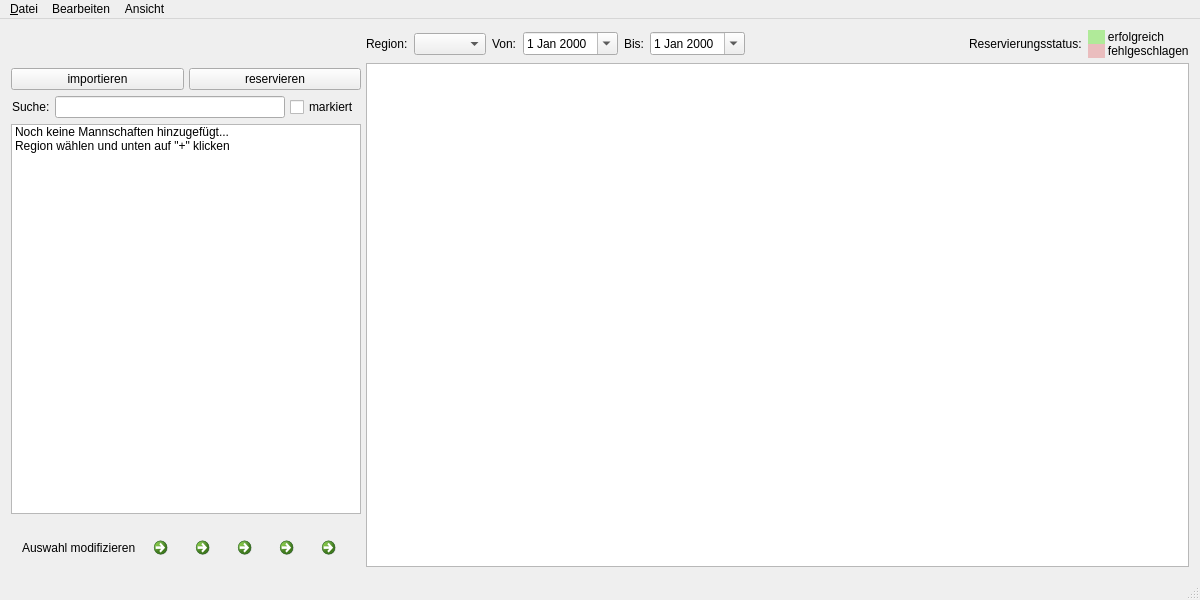
Qt form bin/mainwindow.ui (fupa/FuME) before a commit.
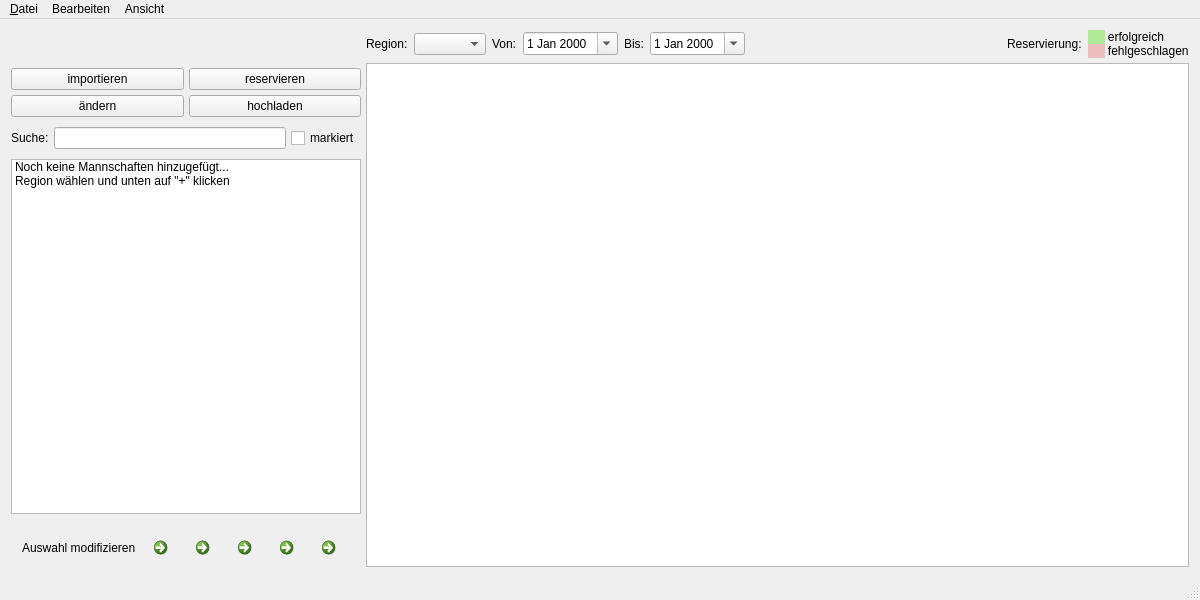
The same form after that commit. Icons and pictures are not drawn.

The edit to the form file:
```diff
--- a/bin/mainwindow.ui
+++ b/bin/mainwindow.ui
@@ -18,23 +18,42 @@
     <property name="spacing">
      <number>5</number>
     </property>
-    <item row="0" column="0" rowspan="2" colspan="2">
-     <widget class="QLabel" name="label">
-      <property name="sizePolicy">
-       <sizepolicy hsizetype="Expanding" vsizetype="Expanding">
-        <horstretch>0</horstretch>
-        <verstretch>0</verstretch>
-       </sizepolicy>
+    <item row="3" column="0">
+     <widget class="QPushButton" name="pushButton">
+      <property name="text">
+       <string>ändern</string>
       </property>
+     </widget>
+    </item>
+    <item row="2" column="1">
+     <widget class="QPushButton" name="pushButton_11">
       <property name="text">
-       <string/>
+       <string>reservieren</string>
       </property>
-      <property name="pixmap">
-       <pixmap>header_klein.png</pixmap>
+     </widget>
+    </item>
+    <item row="2" column="0">
+     <widget class="QPushButton" name="pushButton_5">
+      <property name="text">
+       <string>importieren</string>
       </property>
      </widget>
     </item>
-    <item row="5" column="0" rowspan="3" colspan="2">
+    <item row="3" column="1">
+     <widget class="QPushButton" name="pushButton_2">
+      <property name="text">
+       <string>hochladen</string>
+      </property>
+     </widget>
+    </item>
+    <item row="1" column="2" rowspan="8">
+     <widget class="QTableView" name="tableView">
+      <property name="horizontalScrollBarPolicy">
+       <enum>Qt::ScrollBarAsNeeded</enum>
+      </property>
+     </widget>
+    </item>
+    <item row="6" column="0" rowspan="3" colspan="2">
      <widget class="QFrame" name="horizontalFrame">
       <layout class="QHBoxLayout" name="horizontalLayout_2">
        <property name="spacing">
@@ -124,6 +143,57 @@
       </layout>
      </widget>
     </item>
+    <item row="0" column="0" rowspan="2" colspan="2">
+     <widget class="QLabel" name="label">
+      <property name="sizePolicy">
+       <sizepolicy hsizetype="Expanding" vsizetype="Expanding">
+        <horstretch>0</horstretch>
+        <verstretch>0</verstretch>
+       </sizepolicy>
+      </property>
+      <property name="text">
+       <string/>
+      </property>
+      <property name="pixmap">
+       <pixmap>header_klein.png</pixmap>
+      </property>
+     </widget>
+    </item>
+    <item row="5" column="0" colspan="2">
+     <widget class="QListWidget" name="listWidget">
+      <property name="minimumSize">
+       <size>
+        <width>350</width>
+        <height>0</height>
+       </size>
+      </property>
+      <property name="maximumSize">
+       <size>
+        <width>166777</width>
+        <height>16777215</height>
+       </size>
+      </property>
+      <property name="selectionMode">
+       <enum>QAbstractItemView::MultiSelection</enum>
+      </property>
+      <item>
+       <property name="text">
+        <string>Noch keine Mannschaften hinzugefügt...</string>
+       </property>
+       <property name="flags">
+        <set>ItemIsDragEnabled|ItemIsUserCheckable|ItemIsEnabled</set>
+       </property>
+      </item>
+      <item>
+       <property name="text">
+        <string>Region wählen und unten auf &quot;+&quot; klicken</string>
+       </property>
+       <property name="flags">
+        <set>ItemIsDragEnabled|ItemIsUserCheckable|ItemIsEnabled</set>
+       </property>
+      </item>
+     </widget>
+    </item>
     <item row="0" column="2">
      <widget class="QFrame" name="frame">
       <property name="maximumSize">
@@ -205,7 +275,7 @@
        <item>
         <widget class="QLabel" name="label_6">
          <property name="text">
-          <string>Reservierungsstatus:</string>
+          <string>Reservierung:</string>
          </property>
         </widget>
        </item>
@@ -219,22 +289,23 @@
       </layout>
      </widget>
     </item>
-    <item row="3" column="0" colspan="2">
+    <item row="4" column="0" colspan="2">
+     <widget class="QWidget" name="searchWidget" native="true">
      <layout class="QHBoxLayout" name="horizontalLayout">
       <property name="spacing">
-       <number>-1</number>
+        <number>5</number>
       </property>
       <property name="leftMargin">
-       <number>1</number>
+        <number>0</number>
       </property>
       <property name="topMargin">
-       <number>1</number>
+        <number>5</number>
       </property>
       <property name="rightMargin">
-       <number>1</number>
+        <number>0</number>
       </property>
       <property name="bottomMargin">
-       <number>1</number>
+        <number>5</number>
       </property>
       <item>
        <widget class="QLabel" name="label_11">
@@ -254,61 +325,6 @@
        </widget>
       </item>
      </layout>
-    </item>
-    <item row="1" column="2" rowspan="7">
-     <widget class="QTableView" name="tableView">
-      <property name="horizontalScrollBarPolicy">
-       <enum>Qt::ScrollBarAsNeeded</enum>
-      </property>
-     </widget>
-    </item>
-    <item row="2" column="0">
-     <widget class="QPushButton" name="pushButton_5">
-      <property name="text">
-       <string>importieren</string>
-      </property>
-     </widget>
-    </item>
-    <item row="2" column="1">
-     <widget class="QPushButton" name="pushButton_11">
-      <property name="text">
-       <string>reservieren</string>
-      </property>
-     </widget>
-    </item>
-    <item row="4" column="0" colspan="2">
-     <widget class="QListWidget" name="listWidget">
-      <property name="minimumSize">
-       <size>
-        <width>350</width>
-        <height>0</height>
-       </size>
-      </property>
-      <property name="maximumSize">
-       <size>
-        <width>166777</width>
-        <height>16777215</height>
-       </size>
-      </property>
-      <property name="selectionMode">
-       <enum>QAbstractItemView::MultiSelection</enum>
-      </property>
-      <item>
-       <property name="text">
-        <string>Noch keine Mannschaften hinzugefügt...</string>
-       </property>
-       <property name="flags">
-        <set>ItemIsDragEnabled|ItemIsUserCheckable|ItemIsEnabled</set>
-       </property>
-      </item>
-      <item>
-       <property name="text">
-        <string>Region wählen und unten auf &quot;+&quot; klicken</string>
-       </property>
-       <property name="flags">
-        <set>ItemIsDragEnabled|ItemIsUserCheckable|ItemIsEnabled</set>
-       </property>
-      </item>
      </widget>
     </item>
    </layout>
```
Lines whose indentation alone changed are shown as unchanged.
